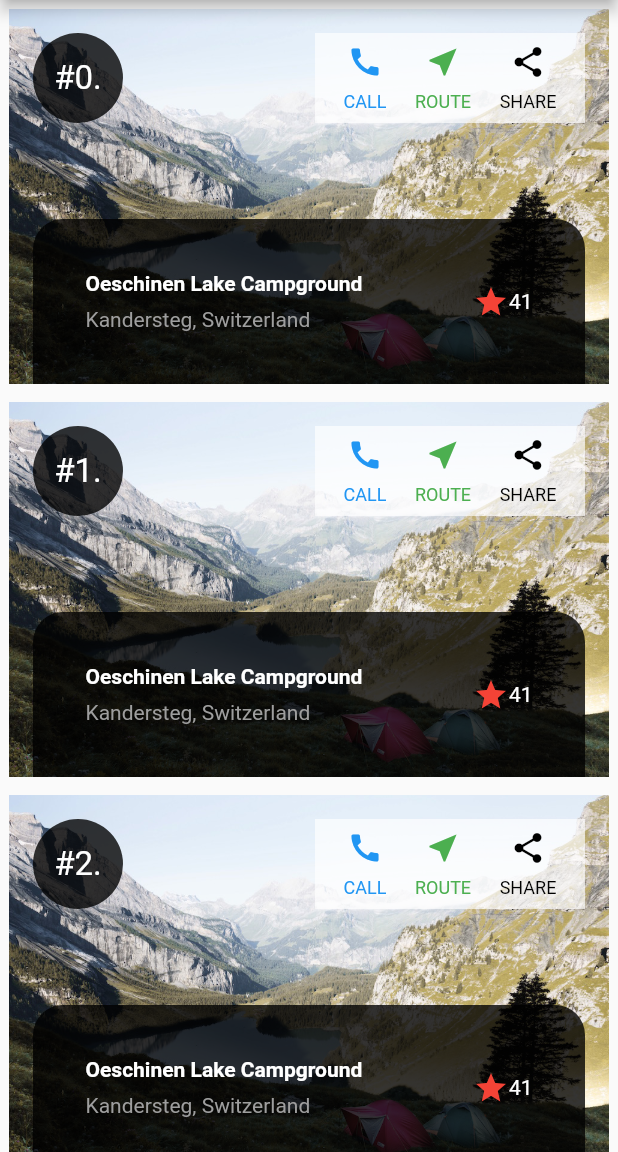
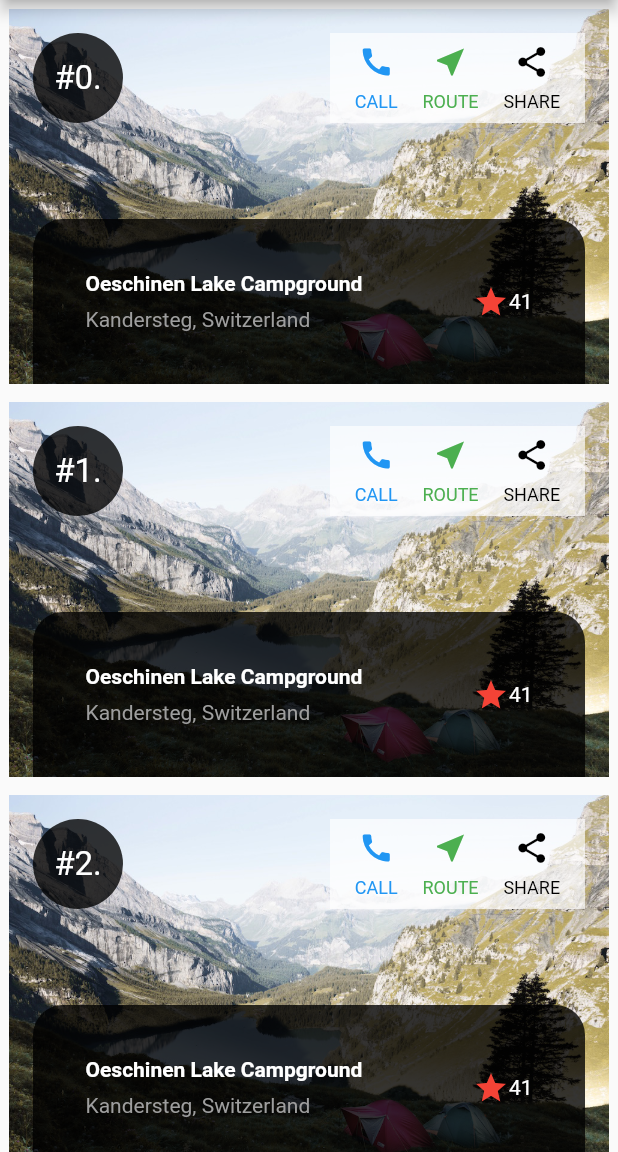
Before and after one commit to Wish-AL/flutter_home_work_1, a Flutter app: the screen it shows after launch, on a phone screen of 412 x 824 dp, the part 84-1236 px from its top. Run offline on Flutter 3.47's test engine with Material 2 defaults, Android fonts, the light colour scheme and no system bars.

Commit message:
Reduced width of container with buttons, changed SizedBox from defined size to Expanded

```diff
--- a/lib/main.dart
+++ b/lib/main.dart
@@ -126,7 +126,7 @@ class MyApp extends StatelessWidget {
                             ),
                             const Expanded(child: SizedBox()),
                             Container(
-                              width: 180,
+                              width: 170,
                               height: 60,
                               decoration: const BoxDecoration(
                                 color: Color(0xAAFFFFFF),
@@ -146,9 +146,7 @@ class MyApp extends StatelessWidget {
                             ),
                           ],
                         ),
-                        const SizedBox(
-                          height: 64.0,
-                        ),
+                        const Expanded(child: SizedBox()),
                         titleSection,
                       ],
                     ),
```
